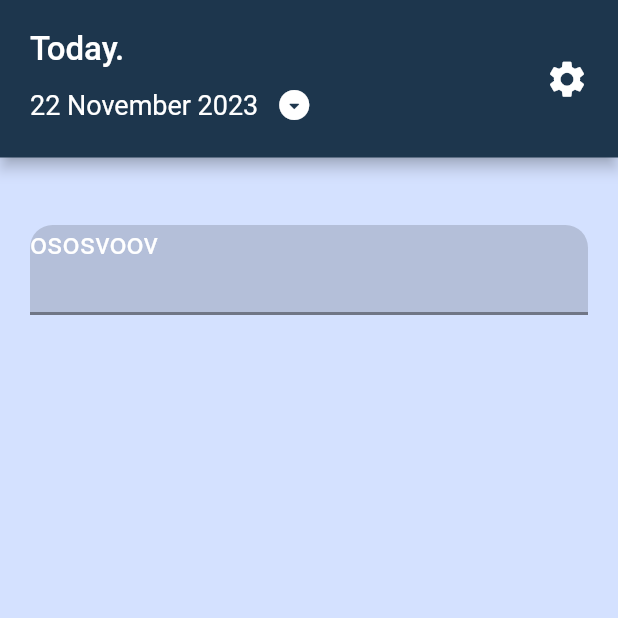
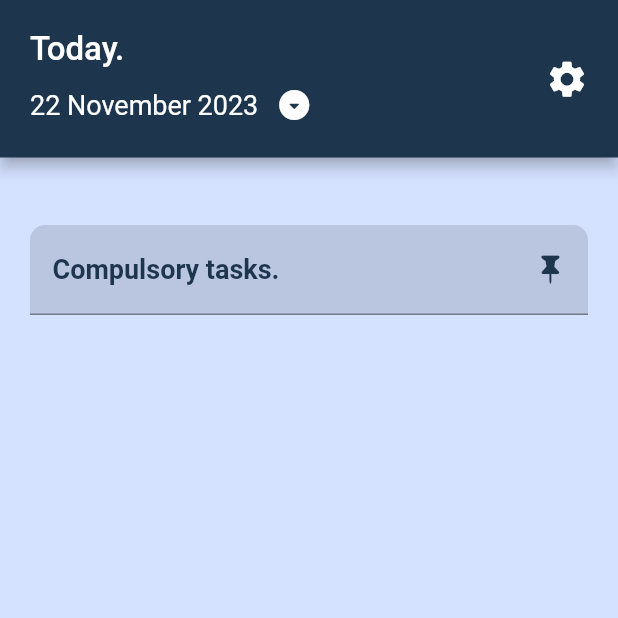
Before and after one commit to Alpha-Ronald/task_tracker-app, a Flutter app: the screen it shows after launch, on a phone screen of 412 x 824 dp, the top half of it. Run offline on Flutter 3.47's test engine with Material 2 defaults, Android fonts, the phone set to English and light mode, and no system bars.

Commit message:
Compulsory task widget.

```diff
--- a/lib/home_page_body.dart
+++ b/lib/home_page_body.dart
@@ -1,3 +1,4 @@
+import 'package:flutter/cupertino.dart';
 import 'package:flutter/material.dart';
 
 class HomePageBody extends StatelessWidget {
@@ -11,26 +12,41 @@ class HomePageBody extends StatelessWidget {
         const SizedBox(
           height: 25,
         ),
+        //First set of compulsory tasks widgets
         Column(
           mainAxisAlignment: MainAxisAlignment.start,
           crossAxisAlignment: CrossAxisAlignment.start,
           children: [
-            Container(
-                width: double.maxFinite,
-                height: 60,
-                decoration: BoxDecoration(
-                  color: Colors.black38.withOpacity(0.15),
-                  shape: BoxShape.rectangle,
-                  border: const Border(
-                      bottom: BorderSide(color: Colors.black38, width: 2)),
-                  borderRadius: const BorderRadius.only(
-                      topLeft: Radius.circular(15),
-                      topRight: Radius.circular(15)),
+            ClipRRect(
+                borderRadius: const BorderRadius.only(
+                  topLeft: Radius.circular(10.0),
+                  topRight: Radius.circular(10.0),
                 ),
-                child: const Text(
-                  'ososvoov ',
-                  style: TextStyle(color: Colors.white, fontSize: 20),
-                ))
+                child: Container(
+                    width: double.maxFinite,
+                    height: 60,
+                    decoration: const BoxDecoration(
+                      shape: BoxShape.rectangle,
+                      color: Colors.black12,
+                      border: Border(
+                          bottom: BorderSide(color: Colors.black38, width: 1)),
+                    ),
+                    child: Padding(
+                        padding: const EdgeInsets.all(15),
+                        child: Row(
+                            mainAxisAlignment: MainAxisAlignment.spaceBetween,
+                            children: [
+                              Text(
+                                'Compulsory tasks.',
+                                style:
+                                    Theme.of(context).textTheme.headlineSmall,
+                              ),
+                              const Icon(
+                                CupertinoIcons.pin_fill,
+                                color: Color(0xFF1D364D),
+                                size: 20,
+                              )
+                            ]))))
           ],
         )
       ],
--- a/lib/main.dart
+++ b/lib/main.dart
@@ -26,7 +26,10 @@ final ThemeData customTheme = ThemeData(
     textTheme: const TextTheme(
         titleMedium: TextStyle(fontSize: 18, color: Colors.white),
         titleLarge: TextStyle(fontSize: 22, color: Colors.white),
-        headlineSmall: TextStyle(fontSize: 50, color: Color(0xFF1D364D))));
+        headlineSmall: TextStyle(
+            fontSize: 18,
+            color: Color(0xFF1D364D),
+            fontWeight: FontWeight.bold)));
 
 //0xFFD4E1FF
 //#1d364d
@@ -43,6 +46,33 @@ class HomePage extends StatelessWidget {
         child: CustomAppBar(),
       ),
       body: const HomePageBody(),
+      /*body: Padding(
+            padding: const EdgeInsets.all(20),
+            child: Column(
+              mainAxisAlignment: MainAxisAlignment.start,
+              crossAxisAlignment: CrossAxisAlignment.start,
+              children: [
+                ClipRRect(
+                    borderRadius: const BorderRadius.only(
+                      topLeft: Radius.circular(10.0),
+                      topRight: Radius.circular(10.0),
+                    ),
+                    child: Container(
+                        width: double.maxFinite,
+                        height: 60,
+                        decoration: const BoxDecoration(
+                          shape: BoxShape.rectangle,
+                          color: Color(0x66000000),
+                          border: Border(
+                              bottom:
+                                  BorderSide(color: Colors.black38, width: 2)),
+                        ),
+                        child: const Padding(
+                          padding: EdgeInsets.all(20),
+                          child: Text('Compulsory tasks.'),
+                        )))
+              ],
+            ))*/
     );
   }
 }
```
